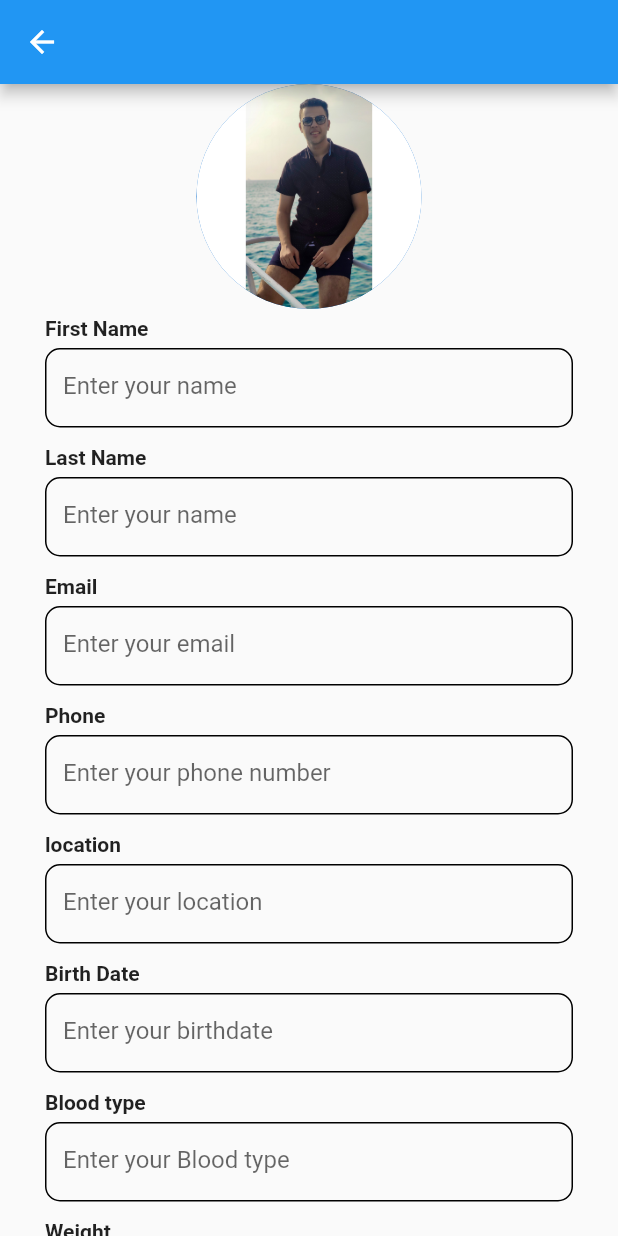
After one commit to nagyghamrawy2/Blood-Donation, a Flutter app: the EditProfile screen opened directly, on a phone screen of 412 x 824 dp. The commit adds this screen. Run offline on Flutter 3.47's test engine with Material 2 defaults, Android fonts, the phone set to English and light mode, and no system bars; our stand-ins replace bloc, flutter_bloc.

Commit message:
Hesham 11/3 editProfile

```diff
--- /dev/null
+++ b/lib/modules/editProfile/editProfile.dart
@@ -0,0 +1,128 @@
+import 'package:blood_bank/shared/components/components.dart';
+import 'package:blood_bank/shared/styles/colors.dart';
+import 'package:flutter/material.dart';
+
+class EditProfile extends StatelessWidget {
+  EditProfile({Key? key}) : super(key: key);
+
+  var firstName = TextEditingController();
+  var lastName = TextEditingController();
+  var emailAddress = TextEditingController();
+  var phone = TextEditingController();
+  var location = TextEditingController();
+  var birthDate = TextEditingController();
+  var bloodType = TextEditingController();
+  var height = TextEditingController();
+  var weight = TextEditingController();
+
+  @override
+  Widget build(BuildContext context) {
+    return Scaffold(
+      appBar: AppBar(),
+      body: SingleChildScrollView(
+        child: Column(
+          mainAxisAlignment: MainAxisAlignment.center,
+          children: [
+            CircleAvatar(
+              radius: 75,
+              backgroundImage: AssetImage('assets/images/pp.png'),
+            ),
+            SizedBox(height: 5,),
+            Form(
+              key: key,
+              child: Padding(
+                padding: const EdgeInsets.symmetric(horizontal: 30),
+                child: Column(
+                  children: [
+                    SignupTextField(
+                      hintText: 'Enter your name',
+                      width: double.infinity,
+                      text: 'First Name',
+                      controller: firstName,
+                      keyboardtype: TextInputType.text,
+                    ),
+                    SizedBox(height: 10,),
+                    SignupTextField(
+                      hintText: 'Enter your name',
+                      width: double.infinity,
+                      text: 'Last Name',
+                      controller: lastName,
+                      keyboardtype: TextInputType.text,
+                    ),
+                    SizedBox(height: 10,),
+                    SignupTextField(
+                      hintText: 'Enter your email',
+                      width: double.infinity,
+                      text: 'Email',
+                      controller: emailAddress,
+                      keyboardtype: TextInputType.emailAddress,
+                    ),
+                    SizedBox(height: 10,),
+                    SignupTextField(
+                      hintText: 'Enter your phone number',
+                      width: double.infinity,
+                      text: 'Phone',
+                      controller: phone,
+                      keyboardtype: TextInputType.phone,
+                    ),
+                    SizedBox(height: 10,),
+                    SignupTextField(
+                      hintText: 'Enter your location',
+                      width: double.infinity,
+                      text: 'location',
+                      controller: location,
+                      keyboardtype: TextInputType.text,
+                    ),
+                    SizedBox(height: 10,),
+                    SignupTextField(
+                      hintText: 'Enter your birthdate',
+                      width: double.infinity,
+                      text: 'Birth Date',
+                      controller: birthDate,
+                      keyboardtype: TextInputType.datetime,
+                    ),
+                    SizedBox(height: 10,),
+                    SignupTextField(
+                      hintText: 'Enter your Blood type',
+                      width: double.infinity,
+                      text: 'Blood type',
+                      controller: bloodType,
+                      keyboardtype: TextInputType.text,
+                    ),
+                    SizedBox(height: 10,),
+                    SignupTextField(
+                      hintText: 'Enter your Weight',
+                      width: double.infinity,
+                      text: 'Weight',
+                      controller: weight,
+                      keyboardtype: TextInputType.number,
+                    ),
+                    SizedBox(height: 10,),
+                    SignupTextField(
+                      hintText: 'Enter your Height',
+                      width: double.infinity,
+                      text: 'Height',
+                      controller: height,
+                      keyboardtype: TextInputType.number,
+                    ),
+                    SizedBox(height: 20,),
+                    Buttons_without_icon(
+                        num_width: 0.9,
+                        num_hieght: 52,
+                        text_button_name: 'Save data',
+                        button_color: mainColor,
+                        num_border: 12,
+                        num_fontsize: 20,
+                        text_fontwwieght: FontWeight.normal,
+                    ),
+                    SizedBox(height: 20,),
+                  ],
+                ),
+              )
+            ),
+          ],
+        ),
+      ),
+    );
+  }
+}
--- a/lib/shared/components/components.dart
+++ b/lib/shared/components/components.dart
@@ -8,7 +8,8 @@ class Buttons_without_icon extends StatelessWidget {
       required this.button_color,
       required this.num_border,
       required this.num_fontsize,
-      required this.text_fontwwieght});
+      required this.text_fontwwieght,
+      });
 
   late double num_width;
   late double num_hieght;
@@ -589,38 +590,31 @@ class InformationOfProfile extends StatelessWidget{
   }
 }
 
-class Signup_Textfeild extends StatelessWidget {
-  const Signup_Textfeild({
-    Key? key,
-    required this.htext,
-    required this.secure,
+class SignupTextField extends StatelessWidget {
+  SignupTextField({
+    required this.hintText,
+    this.secure = false,
     required this.width,
-    required this.height,
     required this.text,
-    required this.margin,
     required this.controller,
     required this.keyboardtype,
-  }) : super(key: key);
-  final String htext;
+  });
+  late String hintText;
   final bool secure;
-  final double width;
-  final double height;
-  final String text;
-  final double margin;
-  final TextEditingController controller;
-  final TextInputType keyboardtype;
+  late double width;
+  late String text;
+  late TextEditingController controller;
+  late TextInputType keyboardtype;
 
   @override
   Widget build(BuildContext context) {
     return Container(
         width: width,
-        height: height,
-        decoration: BoxDecoration(color: Colors.white),
-        child: SingleChildScrollView(
+        height: 76,
         child: Column(
+          crossAxisAlignment: CrossAxisAlignment.start,
           children: [
             Container(
-                margin: (EdgeInsets.only(right: margin)),
               child: Text(
                 text,
                 style: TextStyle(fontWeight: FontWeight.bold),
@@ -629,27 +623,27 @@ class Signup_Textfeild extends StatelessWidget {
             SizedBox(
               height: 5,
             ),
-              TextField(
+            Container(
+              height: 53,
+              child: TextFormField(
                 obscureText: secure,
                 controller: controller,
                 keyboardType: keyboardtype,
                 decoration: InputDecoration(
                   enabledBorder: OutlineInputBorder(
-                    borderSide: BorderSide(
+                    borderSide: const BorderSide(
                       width: 1,
                     ),
                     borderRadius: BorderRadius.circular(10),
                   ),
                   focusedBorder: OutlineInputBorder(
-                    borderSide: BorderSide(),
                     borderRadius: BorderRadius.circular(10),
                   ),
-                  hintText: htext,
-                  labelStyle: TextStyle(color: Colors.grey),
+                  hintText: hintText,
+                ),
               ),
             ),
           ],
-          ),
         ));
   }
 }
--- a/pubspec.yaml
+++ b/pubspec.yaml
@@ -36,6 +36,7 @@ dependencies:
   cupertino_icons: ^1.0.2
   flutter_bloc: ^7.0.0
   bloc: ^7.0.0
+  flutter_datetime_picker: ^1.5.1
 
 dev_dependencies:
   flutter_test:
```
Also changed, not shown: pubspec.lock. Lines whose indentation alone changed are shown as unchanged.
